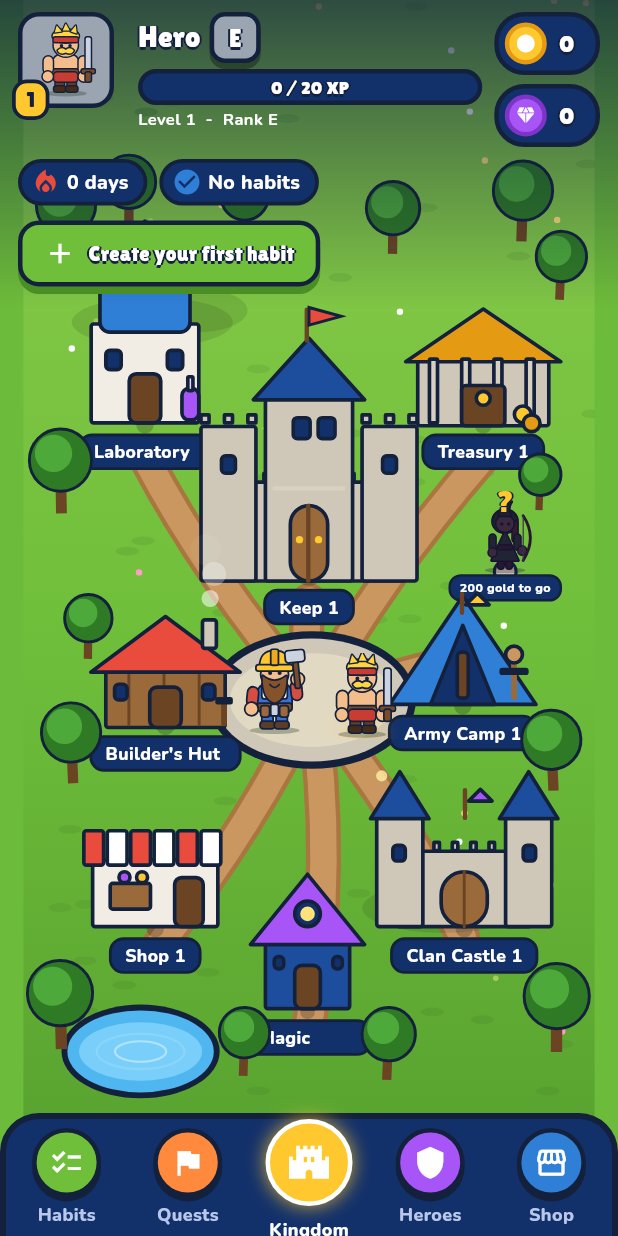
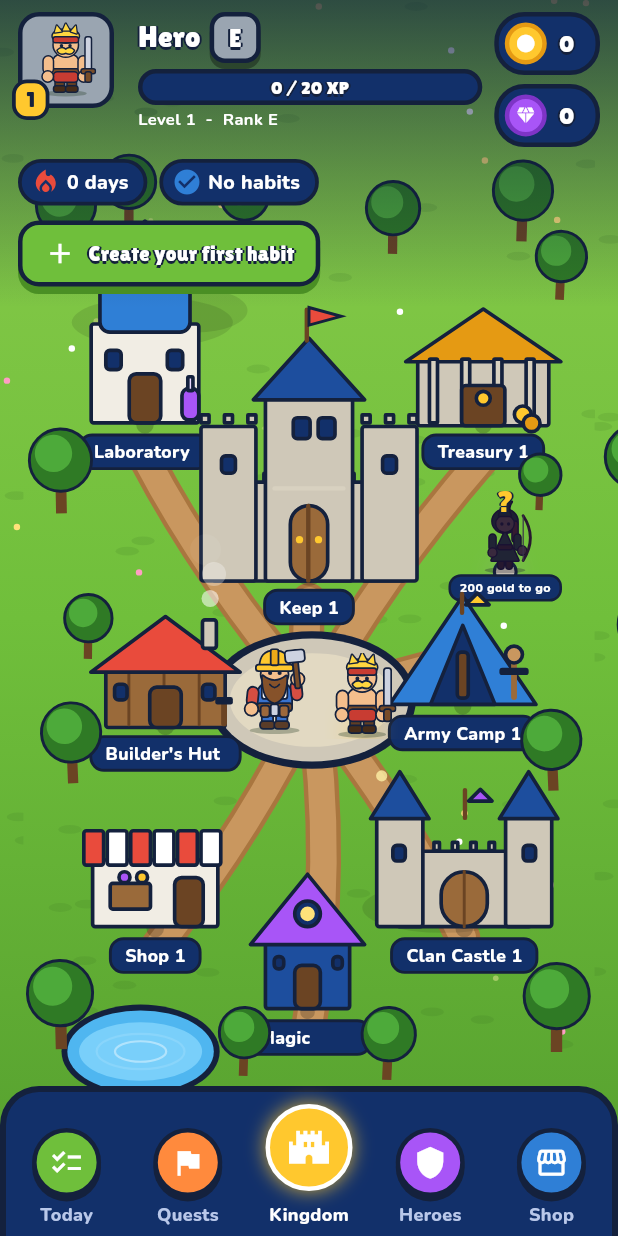
Before and after one commit to devloVinci/life_kingdom, a Flutter app: the screen it shows after launch, on a phone screen of 412 x 824 dp. Run offline on Flutter 3.47's test engine with Material 3 defaults, Android fonts, the phone set to English and light mode, and no system bars; our stand-ins replace flutter_local_notifications, flutter_riverpod, flutter_svg, go_router, google_fonts, shared_preferences and 1 more.

Commit message:
Tasks (one-off to-dos) next to habits with daily reward cap; village fills big screens with meadow; fix nav overflow
Co-Authored-By: Claude Sonnet 5.5 <noreply@anthropic.com>
Claude-Session: https://claude.ai/code/session_01TbanZDmv57AhopqMpAe15e

```diff
--- a/lib/core/game/models.dart
+++ b/lib/core/game/models.dart
@@ -232,6 +232,60 @@ class CustomReward {
       );
 }
 
+/// A one-off to-do (as opposed to a repeating [Habit]).
+class TaskItem {
+  const TaskItem({
+    required this.id,
+    required this.title,
+    this.difficulty = Difficulty.medium,
+    this.dueKey,
+    this.doneKey,
+    this.rewarded = false,
+  });
+
+  final String id;
+  final String title;
+  final Difficulty difficulty;
+
+  /// Due date as yyyy-MM-dd, or null for "whenever".
+  final String? dueKey;
+
+  /// Date it was completed, or null while open.
+  final String? doneKey;
+
+  /// False when it was finished after the daily reward cap was reached.
+  final bool rewarded;
+
+  bool get done => doneKey != null;
+
+  TaskItem copyWith({String? doneKey, bool? rewarded}) => TaskItem(
+        id: id,
+        title: title,
+        difficulty: difficulty,
+        dueKey: dueKey,
+        doneKey: doneKey ?? this.doneKey,
+        rewarded: rewarded ?? this.rewarded,
+      );
+
+  Map<String, dynamic> toJson() => {
+        'id': id,
+        'title': title,
+        'difficulty': difficulty.name,
+        if (dueKey != null) 'dueKey': dueKey,
+        if (doneKey != null) 'doneKey': doneKey,
+        'rewarded': rewarded,
+      };
+
+  factory TaskItem.fromJson(Map<String, dynamic> j) => TaskItem(
+        id: j['id'] as String,
+        title: j['title'] as String,
+        difficulty: Difficulty.values.byName(j['difficulty'] as String),
+        dueKey: j['dueKey'] as String?,
+        doneKey: j['doneKey'] as String?,
+        rewarded: (j['rewarded'] as bool?) ?? false,
+      );
+}
+
 class GameState {
   const GameState({
     this.playerName = 'Hero',
@@ -250,6 +304,7 @@ class GameState {
     this.achievements = const {},
     this.settings = const {},
     this.companions = const [],
+    this.tasks = const [],
   });
 
   static const schemaVersion = 1;
@@ -257,6 +312,7 @@ class GameState {
   static const defaultEquipped = {'character': 'char_raider'};
 
   final String playerName;
+  final List<TaskItem> tasks;
   final int totalXp;
   final int gold;
   final int gems;
@@ -312,6 +368,7 @@ class GameState {
     Map<String, String>? achievements,
     Map<String, bool>? settings,
     List<String>? companions,
+    List<TaskItem>? tasks,
   }) =>
       GameState(
         playerName: playerName ?? this.playerName,
@@ -330,6 +387,7 @@ class GameState {
         achievements: achievements ?? this.achievements,
         settings: settings ?? this.settings,
         companions: companions ?? this.companions,
+        tasks: tasks ?? this.tasks,
       );
 
   /// Full backup document (also used for local persistence).
@@ -351,6 +409,7 @@ class GameState {
         'achievements': achievements,
         'settings': settings,
         'companions': companions,
+        'tasks': tasks.map((t) => t.toJson()).toList(),
       };
 
   /// Throws [FormatException] for unknown versions or malformed data.
@@ -395,6 +454,9 @@ class GameState {
         settings:
             Map<String, bool>.from((j['settings'] as Map?) ?? const {}),
         companions: ((j['companions'] as List?) ?? const []).cast<String>(),
+        tasks: ((j['tasks'] as List?) ?? const [])
+            .map((e) => TaskItem.fromJson(Map<String, dynamic>.from(e as Map)))
+            .toList(),
       );
     } on TypeError catch (e) {
       throw FormatException('Malformed backup: $e');
--- a/lib/features/kingdom/village/village_map.dart
+++ b/lib/features/kingdom/village/village_map.dart
@@ -314,12 +314,7 @@ class _VillageMapState extends ConsumerState<VillageMap>
 
     sprites.sort((a, b) => a.$1.compareTo(b.$1));
 
-    return Container(
-      color: const Color(0xFF6DBB3A),
-      child: Center(
-        child: FittedBox(
-          fit: BoxFit.contain,
-          child: SizedBox(
+    final stage = SizedBox(
       width: stageW,
       height: stageH,
       child: ClipRect(
@@ -330,11 +325,77 @@ class _VillageMapState extends ConsumerState<VillageMap>
           for (final sp in sprites) sp.$2,
         ]),
       ),
+    );
+
+    // The stage keeps its proportions; whatever is left over on big or
+    // wide screens is filled with more meadow and trees.
+    return LayoutBuilder(builder: (context, box) {
+      final k = math.min(box.maxWidth / stageW, box.maxHeight / stageH);
+      final sw = stageW * k, sh = stageH * k;
+      final rect = Rect.fromLTWH(
+          (box.maxWidth - sw) / 2, (box.maxHeight - sh) / 2, sw, sh);
+      return DecoratedBox(
+        decoration: const BoxDecoration(
+          gradient: LinearGradient(
+            begin: Alignment.topCenter,
+            end: Alignment.bottomCenter,
+            colors: [Color(0xFF8CCC4D), Color(0xFF70BF3B), Color(0xFF549E2E)],
           ),
         ),
-      ),
+        child: Stack(children: [
+          Positioned.fill(
+              child: CustomPaint(painter: _MarginPainter(rect, k))),
+          Center(child: FittedBox(fit: BoxFit.contain, child: stage)),
+        ]),
       );
+    });
   }
+}
+
+/// Meadow, flowers and trees outside the main stage.
+class _MarginPainter extends CustomPainter {
+  _MarginPainter(this.stage, this.k);
+  final Rect stage;
+  final double k;
+
+  @override
+  void paint(Canvas canvas, Size size) {
+    final rnd = math.Random(11);
+    final tuft = Paint()..color = const Color(0x2233691F);
+    final flowers = [Colors.white, const Color(0xFFFFE27A), const Color(0xFFFF9EC4)];
+    for (var i = 0; i < 160; i++) {
+      final p = Offset(rnd.nextDouble() * size.width, rnd.nextDouble() * size.height);
+      if (stage.inflate(-2).contains(p)) continue;
+      if (i % 5 == 0) {
+        canvas.drawCircle(p, 2.2 * k.clamp(.8, 2), Paint()..color = flowers[i % 3]);
+      } else {
+        canvas.drawOval(Rect.fromCenter(center: p, width: 16 * k, height: 6 * k), tuft);
+      }
+    }
+    final step = 96 * k;
+    final line = Paint()
+      ..color = AppColors.outline
+      ..style = PaintingStyle.stroke
+      ..strokeWidth = 2;
+    for (var y = 20.0; y < size.height; y += step) {
+      for (var x = 8.0; x < size.width; x += step) {
+        final c = Offset(x + rnd.nextDouble() * step * .6,
+            y + rnd.nextDouble() * step * .6);
+        final r = (18 + rnd.nextDouble() * 6) * k;
+        if (stage.inflate(r).contains(c)) continue;
+        canvas.drawRect(
+            Rect.fromLTWH(c.dx - r * .18, c.dy + r * .5, r * .36, r * .9),
+            Paint()..color = AppColors.woodDark);
+        canvas.drawCircle(c, r, Paint()..color = const Color(0xFF2F7A25));
+        canvas.drawCircle(c, r, line);
+        canvas.drawCircle(c.translate(-r * .25, -r * .25), r * .55,
+            Paint()..color = const Color(0xFF4DAA3A));
+      }
+    }
+  }
+
+  @override
+  bool shouldRepaint(_MarginPainter old) => old.stage != stage;
 }
 
 /// Opens a chest and shows the reward (shared with the old home screen).
--- a/lib/features/shell/main_shell.dart
+++ b/lib/features/shell/main_shell.dart
@@ -13,7 +13,7 @@ class MainShell extends StatelessWidget {
   final Widget child;
 
   static const _tabs = [
-    _Tab('/habits', Icons.checklist, 'Habits', AppColors.buttonGreen),
+    _Tab('/habits', Icons.checklist, 'Today', AppColors.buttonGreen),
     _Tab('/quests', Icons.flag, 'Quests', Color(0xFFFF8A3D)),
     _Tab('/home', Icons.castle, 'Kingdom', AppColors.gold, big: true),
     _Tab('/heroes', Icons.shield, 'Heroes', AppColors.gem),
@@ -39,7 +39,7 @@ class MainShell extends StatelessWidget {
         child: SafeArea(
           top: false,
           child: SizedBox(
-            height: 78,
+            height: 96,
             child: Row(
               crossAxisAlignment: CrossAxisAlignment.end,
               mainAxisAlignment: MainAxisAlignment.spaceAround,
```
Also changed, not shown: lib/app/providers.dart (+13 -0 lines), lib/core/game/task_engine.dart (added, +54 -0 lines), lib/features/habits/habits_screen.dart (+33 -3 lines), lib/features/habits/tasks_view.dart (added, +228 -0 lines), 2 other files. Lines whose indentation alone changed are shown as unchanged.
